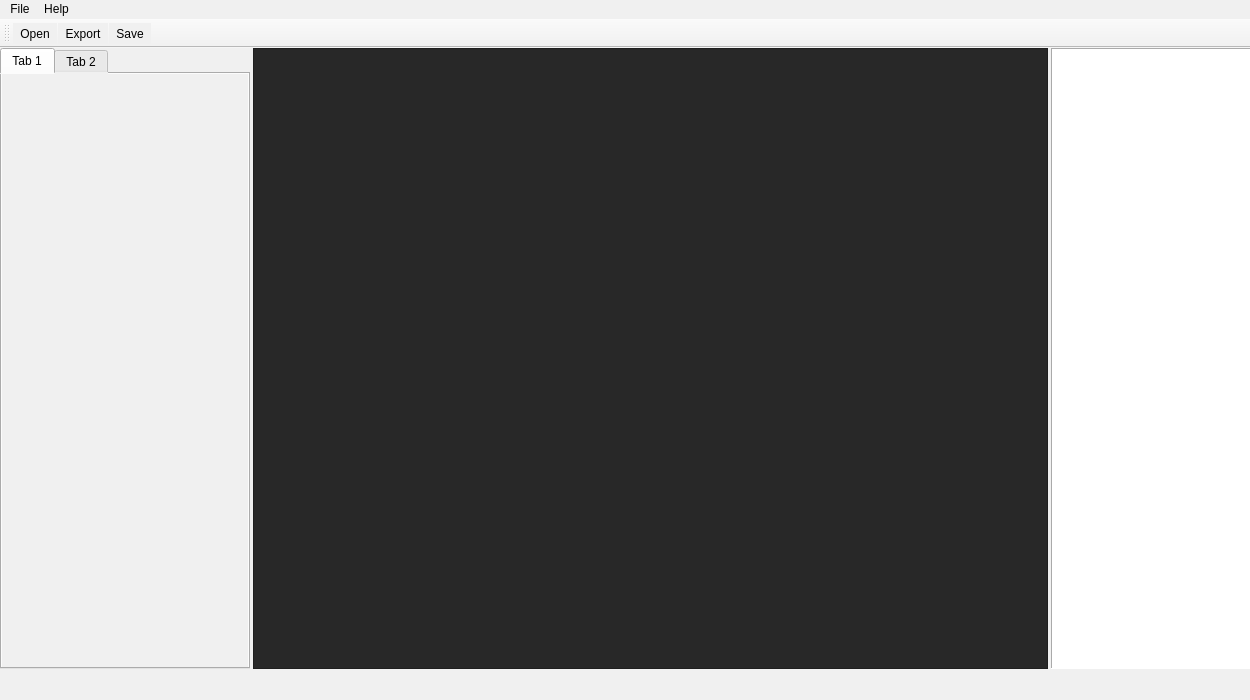
Before: the Qt Designer form ui/main_window.ui in AR0EN/img-pro, drawn with Qt 5.
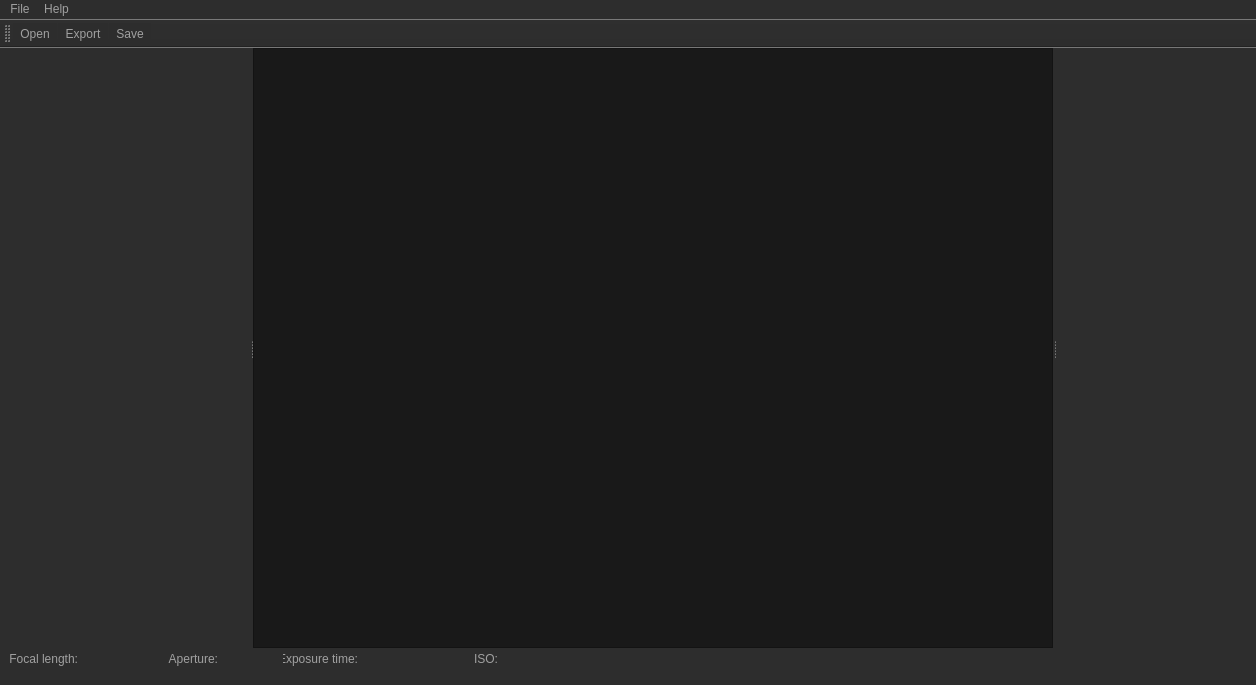
After: the same form once the commit is applied. Icons and pictures are not drawn.

Commit message:
Update Main Window UI
- Display EXIF info
- Change layout & size

Patch:
```diff
--- a/ui/main_window.ui
+++ b/ui/main_window.ui
@@ -6,8 +6,8 @@
    <rect>
     <x>0</x>
     <y>0</y>
-    <width>1250</width>
-    <height>700</height>
+    <width>1256</width>
+    <height>685</height>
    </rect>
   </property>
   <property name="windowTitle">
@@ -17,58 +17,225 @@
    <bool>false</bool>
   </property>
   <property name="styleSheet">
-   <string notr="true">background-color: rgb(240, 240, 240);</string>
+   <string notr="true">background-color: rgb(45, 45, 45);
+color: rgb(160, 160, 160);</string>
   </property>
   <widget class="QWidget" name="centralwidget">
-   <widget class="QWidget" name="">
+   <widget class="QLabel" name="labelFocalLength">
+    <property name="geometry">
+     <rect>
+      <x>3</x>
+      <y>601</y>
+      <width>75</width>
+      <height>20</height>
+     </rect>
+    </property>
+    <property name="text">
+     <string>Focal length:</string>
+    </property>
+    <property name="alignment">
+     <set>Qt::AlignRight|Qt::AlignTrailing|Qt::AlignVCenter</set>
+    </property>
+   </widget>
+   <widget class="QLineEdit" name="lineEdit">
+    <property name="geometry">
+     <rect>
+      <x>78</x>
+      <y>601</y>
+      <width>60</width>
+      <height>20</height>
+     </rect>
+    </property>
+    <property name="cursor">
+     <cursorShape>IBeamCursor</cursorShape>
+    </property>
+    <property name="styleSheet">
+     <string notr="true">background-color: rgb(45, 45, 45);
+color: rgb(180, 180, 180);</string>
+    </property>
+    <property name="text">
+     <string/>
+    </property>
+    <property name="frame">
+     <bool>false</bool>
+    </property>
+    <property name="readOnly">
+     <bool>true</bool>
+    </property>
+   </widget>
+   <widget class="QLineEdit" name="lineEdit_2">
+    <property name="geometry">
+     <rect>
+      <x>218</x>
+      <y>601</y>
+      <width>60</width>
+      <height>20</height>
+     </rect>
+    </property>
+    <property name="cursor">
+     <cursorShape>IBeamCursor</cursorShape>
+    </property>
+    <property name="styleSheet">
+     <string notr="true">background-color: rgb(45, 45, 45);
+color: rgb(180, 180, 180);</string>
+    </property>
+    <property name="text">
+     <string/>
+    </property>
+    <property name="frame">
+     <bool>false</bool>
+    </property>
+    <property name="readOnly">
+     <bool>true</bool>
+    </property>
+   </widget>
+   <widget class="QLabel" name="labelAperture">
+    <property name="geometry">
+     <rect>
+      <x>143</x>
+      <y>601</y>
+      <width>75</width>
+      <height>20</height>
+     </rect>
+    </property>
+    <property name="text">
+     <string>Aperture:</string>
+    </property>
+    <property name="alignment">
+     <set>Qt::AlignRight|Qt::AlignTrailing|Qt::AlignVCenter</set>
+    </property>
+   </widget>
+   <widget class="QLabel" name="labelAperture_2">
+    <property name="geometry">
+     <rect>
+      <x>283</x>
+      <y>601</y>
+      <width>75</width>
+      <height>20</height>
+     </rect>
+    </property>
+    <property name="text">
+     <string>Exposure time:</string>
+    </property>
+    <property name="alignment">
+     <set>Qt::AlignRight|Qt::AlignTrailing|Qt::AlignVCenter</set>
+    </property>
+   </widget>
+   <widget class="QLineEdit" name="lineEdit_3">
+    <property name="geometry">
+     <rect>
+      <x>358</x>
+      <y>601</y>
+      <width>60</width>
+      <height>20</height>
+     </rect>
+    </property>
+    <property name="styleSheet">
+     <string notr="true">background-color: rgb(45, 45, 45);
+color: rgb(180, 180, 180);</string>
+    </property>
+    <property name="text">
+     <string/>
+    </property>
+    <property name="frame">
+     <bool>false</bool>
+    </property>
+    <property name="readOnly">
+     <bool>true</bool>
+    </property>
+   </widget>
+   <widget class="QLabel" name="labelAperture_3">
+    <property name="geometry">
+     <rect>
+      <x>423</x>
+      <y>601</y>
+      <width>75</width>
+      <height>20</height>
+     </rect>
+    </property>
+    <property name="text">
+     <string>ISO:</string>
+    </property>
+    <property name="alignment">
+     <set>Qt::AlignRight|Qt::AlignTrailing|Qt::AlignVCenter</set>
+    </property>
+   </widget>
+   <widget class="QLineEdit" name="lineEdit_4">
+    <property name="geometry">
+     <rect>
+      <x>498</x>
+      <y>601</y>
+      <width>60</width>
+      <height>20</height>
+     </rect>
+    </property>
+    <property name="styleSheet">
+     <string notr="true">background-color: rgb(45, 45, 45);
+color: rgb(180, 180, 180);</string>
+    </property>
+    <property name="text">
+     <string/>
+    </property>
+    <property name="frame">
+     <bool>false</bool>
+    </property>
+    <property name="readOnly">
+     <bool>true</bool>
+    </property>
+    <property name="clearButtonEnabled">
+     <bool>false</bool>
+    </property>
+   </widget>
+   <widget class="QSplitter" name="splitter">
     <property name="geometry">
      <rect>
       <x>0</x>
       <y>0</y>
-      <width>1251</width>
-      <height>621</height>
+      <width>1256</width>
+      <height>600</height>
      </rect>
-    </property>
-    <layout class="QHBoxLayout" name="horizontalLayoutSplitter">
-     <property name="spacing">
-      <number>3</number>
-     </property>
-     <item>
-      <widget class="QTabWidget" name="tabWidgetTools">
-       <property name="sizePolicy">
-        <sizepolicy hsizetype="Fixed" vsizetype="Preferred">
-         <horstretch>0</horstretch>
-         <verstretch>0</verstretch>
-        </sizepolicy>
        </property>
        <property name="minimumSize">
         <size>
-         <width>250</width>
+      <width>550</width>
          <height>0</height>
         </size>
        </property>
-       <property name="maximumSize">
-        <size>
-         <width>250</width>
-         <height>16777215</height>
-        </size>
-       </property>
-       <property name="currentIndex">
+    <property name="lineWidth">
         <number>0</number>
        </property>
-       <widget class="QWidget" name="tab">
-        <attribute name="title">
-         <string>Tab 1</string>
-        </attribute>
-       </widget>
-       <widget class="QWidget" name="tab_2">
-        <attribute name="title">
-         <string>Tab 2</string>
-        </attribute>
-       </widget>
-      </widget>
-     </item>
-     <item>
+    <property name="orientation">
+     <enum>Qt::Horizontal</enum>
+    </property>
+    <property name="handleWidth">
+     <number>3</number>
+    </property>
+    <widget class="QFrame" name="frameTool">
+     <property name="sizePolicy">
+      <sizepolicy hsizetype="Fixed" vsizetype="Preferred">
+       <horstretch>0</horstretch>
+       <verstretch>0</verstretch>
+      </sizepolicy>
+     </property>
+     <property name="minimumSize">
+      <size>
+       <width>250</width>
+       <height>0</height>
+      </size>
+     </property>
+     <property name="maximumSize">
+      <size>
+       <width>250</width>
+       <height>16777215</height>
+      </size>
+     </property>
+     <property name="frameShape">
+      <enum>QFrame::NoFrame</enum>
+     </property>
+     <property name="frameShadow">
+      <enum>QFrame::Plain</enum>
+     </property>
+    </widget>
       <widget class="QFrame" name="frameDisplay">
        <property name="sizePolicy">
         <sizepolicy hsizetype="Expanding" vsizetype="Preferred">
@@ -79,11 +246,17 @@
        <property name="minimumSize">
         <size>
          <width>0</width>
-         <height>600</height>
+       <height>0</height>
+      </size>
+     </property>
+     <property name="maximumSize">
+      <size>
+       <width>16777215</width>
+       <height>16777215</height>
         </size>
        </property>
        <property name="styleSheet">
-        <string notr="true">background-color: rgb(40, 40, 40);</string>
+      <string notr="true">background-color: rgb(25, 25, 25);</string>
        </property>
        <property name="frameShape">
         <enum>QFrame::StyledPanel</enum>
@@ -92,8 +265,6 @@
         <enum>QFrame::Raised</enum>
        </property>
       </widget>
-     </item>
-     <item>
       <widget class="QFrame" name="frameImgBrowser">
        <property name="sizePolicy">
         <sizepolicy hsizetype="Fixed" vsizetype="Preferred">
@@ -114,20 +285,18 @@
         </size>
        </property>
        <property name="styleSheet">
-        <string notr="true">background-color: rgb(255, 255, 255);</string>
+      <string notr="true">background-color: rgb(45, 45, 45);</string>
        </property>
        <property name="frameShape">
-        <enum>QFrame::Panel</enum>
+      <enum>QFrame::NoFrame</enum>
        </property>
        <property name="frameShadow">
-        <enum>QFrame::Sunken</enum>
+      <enum>QFrame::Plain</enum>
        </property>
        <property name="lineWidth">
         <number>1</number>
        </property>
       </widget>
-     </item>
-    </layout>
    </widget>
   </widget>
   <widget class="QMenuBar" name="menubar">
@@ -135,7 +304,7 @@
     <rect>
      <x>0</x>
      <y>0</y>
-     <width>1250</width>
+     <width>1256</width>
      <height>21</height>
     </rect>
    </property>
```
Left out of the diff: 3 changed lines with no effect on the pictures. Lines whose indentation alone changed are shown as unchanged.
